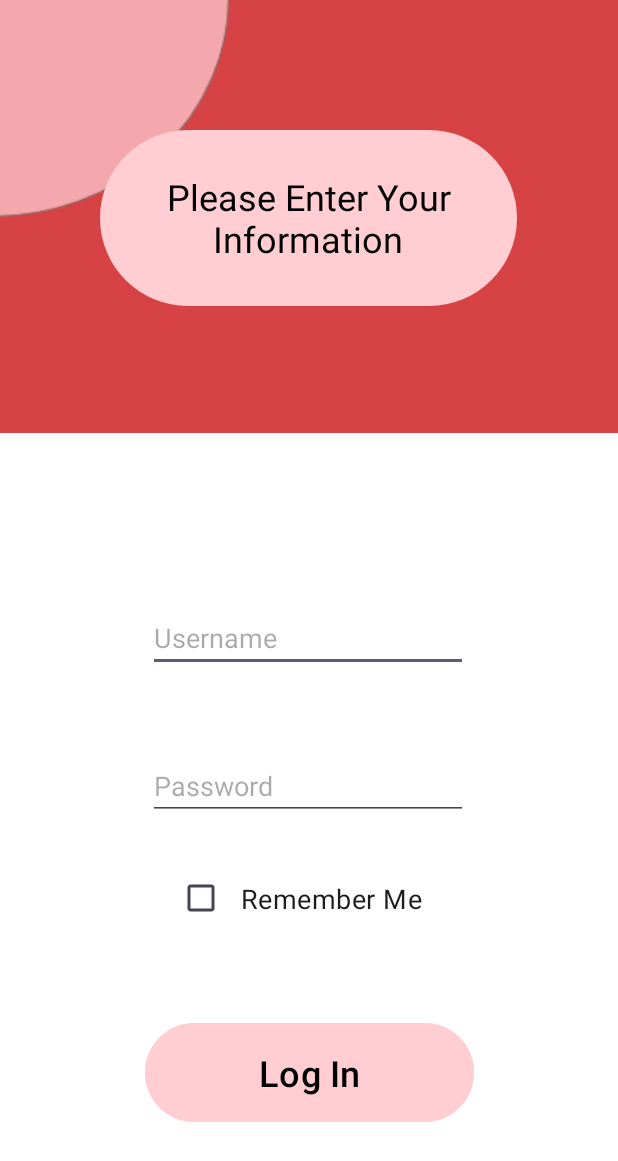
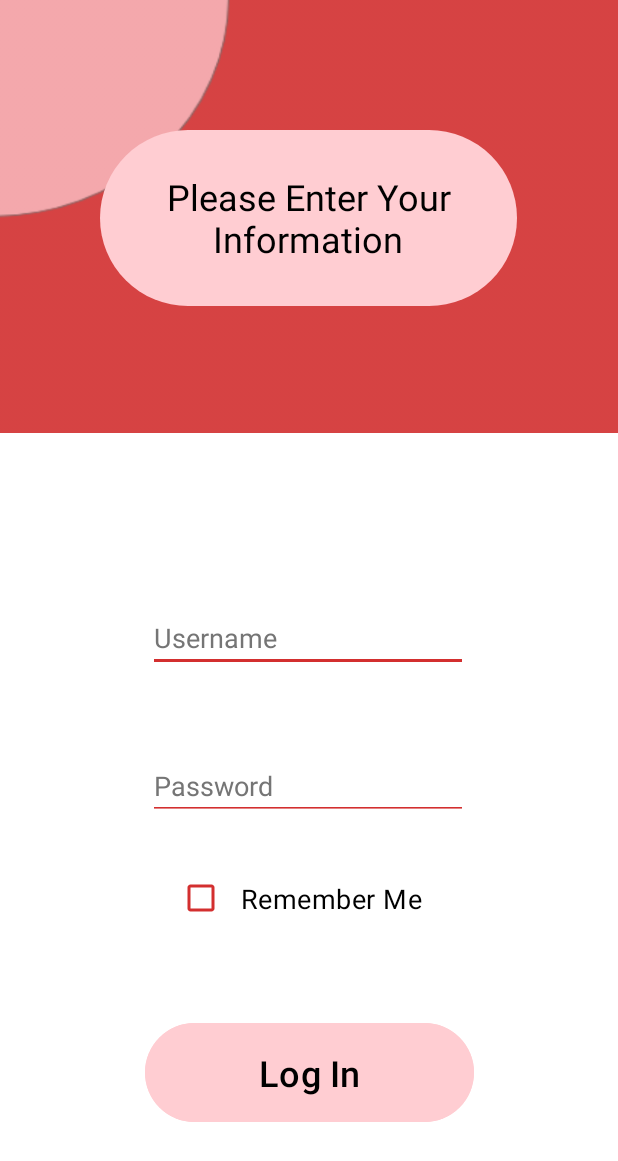
Before and after one commit to pickenst/MS-Aid, an Android app: the LoginActivity screen opened directly, with no data from a screen before it, on a phone screen of 412 x 824 dp. Shown: the top 1161 px of the screen. Run offline under Robolectric (Android 15) with nearby library versions, the phone set to English and light mode, and no system bars.

Commit message:
Version 1.1.1

```diff
--- a/app/src/main/res/layout/activity_login.xml
+++ b/app/src/main/res/layout/activity_login.xml
@@ -60,7 +60,9 @@
         android:ems="10"
         android:hint="Username"
         android:inputType="text"
+        android:backgroundTint="@color/control_panel_red"
         android:textColor="@color/black"
+        android:textColorHint="@color/textbox_gray"
         app:layout_constraintBottom_toBottomOf="parent"
         app:layout_constraintEnd_toEndOf="parent"
         app:layout_constraintHorizontal_bias="0.497"
@@ -74,7 +76,9 @@
         android:layout_height="wrap_content"
         android:ems="10"
         android:hint="Password"
+        android:textColorHint="@color/textbox_gray"
         android:textColor="@color/black"
+        android:backgroundTint="@color/control_panel_red"
         android:inputType="textPassword"
         app:layout_constraintBottom_toBottomOf="parent"
         app:layout_constraintEnd_toEndOf="parent"
@@ -88,7 +92,9 @@
         android:layout_width="174dp"
         android:layout_height="38dp"
         android:gravity="center"
+        android:buttonTint="@color/control_panel_red"
         android:text="Remember Me"
+        android:textColor="@color/black"
         android:textSize="18sp"
         app:layout_constraintBottom_toBottomOf="parent"
         app:layout_constraintEnd_toEndOf="parent"
--- a/app/src/main/res/layout/activity_signup_one.xml
+++ b/app/src/main/res/layout/activity_signup_one.xml
@@ -61,6 +61,7 @@
         android:hint="@string/confirm_password"
         android:inputType="textPassword"
         android:textColor="@color/black"
+        android:textColorHint="@color/textbox_gray"
         app:layout_constraintBottom_toBottomOf="parent"
         app:layout_constraintEnd_toEndOf="parent"
         app:layout_constraintHorizontal_bias="0.497"
@@ -76,6 +77,7 @@
         android:hint="@string/username"
         android:inputType="text"
         android:textColor="@color/black"
+        android:textColorHint="@color/textbox_gray"
         app:layout_constraintBottom_toBottomOf="parent"
         app:layout_constraintEnd_toEndOf="parent"
         app:layout_constraintHorizontal_bias="0.497"
@@ -91,6 +93,7 @@
         android:hint="@string/password"
         android:inputType="textPassword"
         android:textColor="@color/black"
+        android:textColorHint="@color/textbox_gray"
         app:layout_constraintBottom_toBottomOf="parent"
         app:layout_constraintEnd_toEndOf="parent"
         app:layout_constraintHorizontal_bias="0.497"
--- a/app/src/main/res/layout/activity_signup_two.xml
+++ b/app/src/main/res/layout/activity_signup_two.xml
@@ -30,6 +30,7 @@
         android:hint="@string/age"
         android:inputType="text"
         android:textColor="@color/black"
+        android:textColorHint="@color/textbox_gray"
         app:layout_constraintBottom_toBottomOf="parent"
         app:layout_constraintEnd_toEndOf="parent"
         app:layout_constraintStart_toStartOf="parent"
@@ -44,6 +45,7 @@
         android:text="@string/sign_up"
         android:textColor="@color/black"
         android:textSize="24sp"
+        android:textColorHint="@color/textbox_gray"
         app:layout_constraintBottom_toBottomOf="parent"
         app:layout_constraintEnd_toEndOf="parent"
         app:layout_constraintStart_toStartOf="parent"
@@ -75,6 +77,7 @@
         android:hint="@string/first_name"
         android:inputType="text"
         android:textColor="@color/black"
+        android:textColorHint="@color/textbox_gray"
         app:layout_constraintBottom_toBottomOf="parent"
         app:layout_constraintEnd_toEndOf="parent"
         app:layout_constraintHorizontal_bias="0.502"
@@ -90,6 +93,7 @@
         android:hint="@string/last_name"
         android:inputType="text"
         android:textColor="@color/black"
+        android:textColorHint="@color/textbox_gray"
         app:layout_constraintBottom_toBottomOf="parent"
         app:layout_constraintEnd_toEndOf="parent"
         app:layout_constraintStart_toStartOf="parent"
```
Also changed, not shown: 1 other file.
